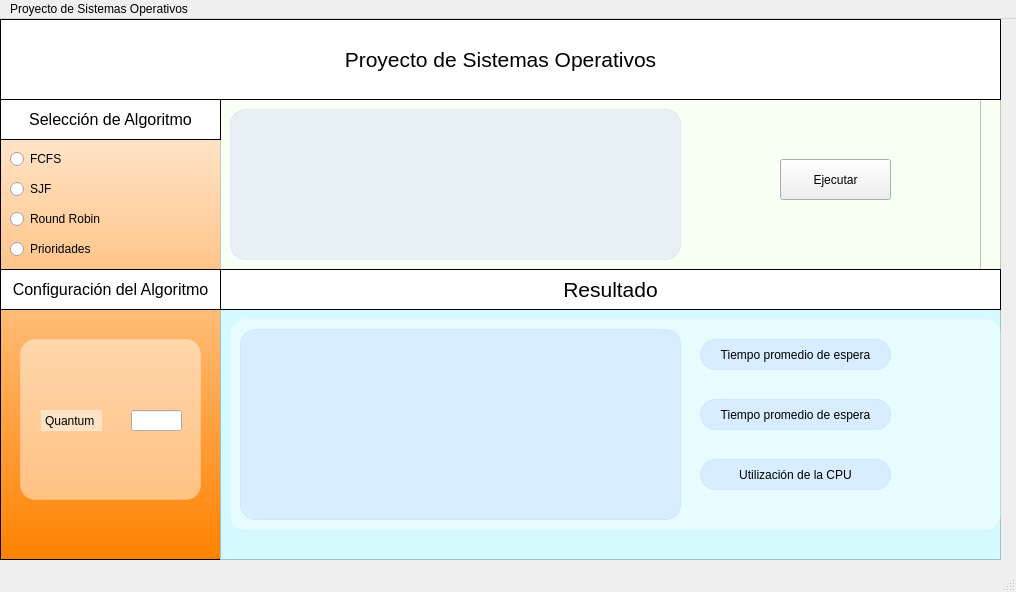
The window that mainwindow.ui (Sgontardo/proyecto-so) describes before a commit, drawn with Qt 5.
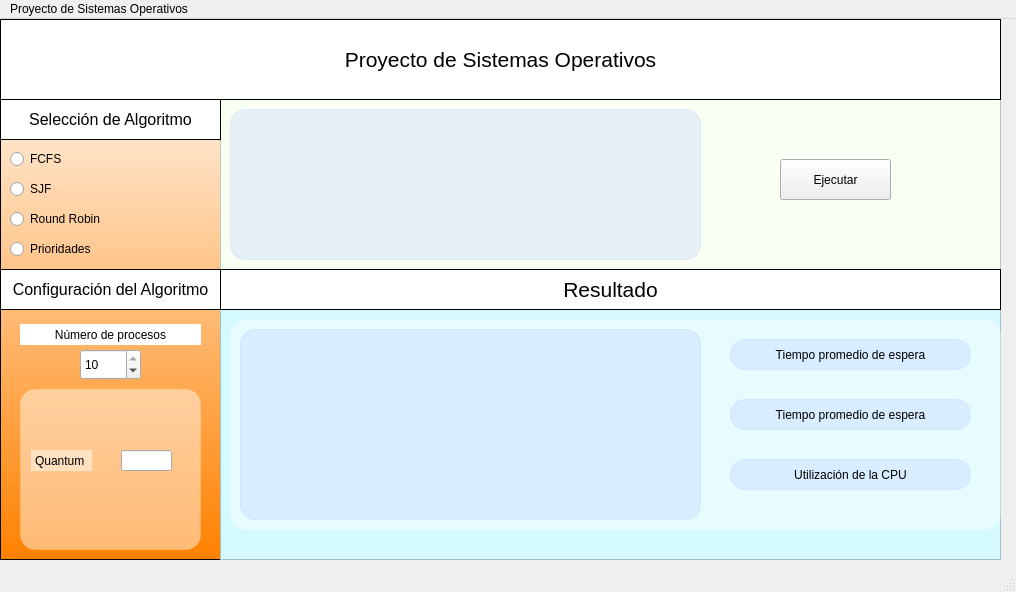
The same window after the commit. The open tabs and pages were chosen to show the change.

What changed in the file:
```diff
--- a/mainwindow.ui
+++ b/mainwindow.ui
@@ -58,7 +58,7 @@
        <rect>
         <x>0</x>
         <y>80</y>
-        <width>761</width>
+        <width>781</width>
         <height>171</height>
        </rect>
       </property>
@@ -86,7 +86,7 @@
         <rect>
          <x>10</x>
          <y>10</y>
-         <width>451</width>
+         <width>471</width>
          <height>151</height>
         </rect>
        </property>
@@ -260,7 +260,7 @@
      <property name="geometry">
       <rect>
        <x>20</x>
-       <y>320</y>
+       <y>370</y>
        <width>181</width>
        <height>161</height>
       </rect>
@@ -279,10 +279,10 @@
       <widget class="QWidget" name="roundRobinWidget" native="true">
        <property name="geometry">
         <rect>
-         <x>10</x>
-         <y>30</y>
-         <width>161</width>
-         <height>101</height>
+         <x>0</x>
+         <y>20</y>
+         <width>181</width>
+         <height>141</height>
         </rect>
        </property>
        <widget class="QLabel" name="label_quantum">
@@ -437,7 +437,7 @@
        <rect>
         <x>10</x>
         <y>10</y>
-        <width>441</width>
+        <width>461</width>
         <height>191</height>
        </rect>
       </property>
@@ -453,9 +453,9 @@
      <widget class="QLabel" name="label_avg_waiting_time">
       <property name="geometry">
        <rect>
-        <x>470</x>
+        <x>500</x>
         <y>80</y>
-        <width>191</width>
+        <width>241</width>
         <height>31</height>
        </rect>
       </property>
@@ -476,9 +476,9 @@
      <widget class="QLabel" name="label_avg_turnaround_time">
       <property name="geometry">
        <rect>
-        <x>470</x>
+        <x>500</x>
         <y>20</y>
-        <width>191</width>
+        <width>241</width>
         <height>31</height>
        </rect>
       </property>
@@ -499,9 +499,9 @@
      <widget class="QLabel" name="label_cpu_utilization">
       <property name="geometry">
        <rect>
-        <x>470</x>
+        <x>500</x>
         <y>140</y>
-        <width>191</width>
+        <width>241</width>
         <height>31</height>
        </rect>
       </property>
@@ -569,6 +569,48 @@
       <enum>QFrame::Shadow::Raised</enum>
      </property>
     </widget>
+    <widget class="QLabel" name="label_num_procesos">
+     <property name="geometry">
+      <rect>
+       <x>20</x>
+       <y>305</y>
+       <width>181</width>
+       <height>21</height>
+      </rect>
+     </property>
+     <property name="styleSheet">
+      <string notr="true">QFrame {
+	background-color: rgb(255, 255, 255);
+	border-radius: 15px;
+	border: 1px solid rgba(255, 255, 255, 0.15);
+}</string>
+     </property>
+     <property name="text">
+      <string>Número de procesos</string>
+     </property>
+     <property name="alignment">
+      <set>Qt::AlignmentFlag::AlignCenter</set>
+     </property>
+    </widget>
+    <widget class="QSpinBox" name="spinBox_num_procesos">
+     <property name="geometry">
+      <rect>
+       <x>80</x>
+       <y>330</y>
+       <width>61</width>
+       <height>31</height>
+      </rect>
+     </property>
+     <property name="minimum">
+      <number>2</number>
+     </property>
+     <property name="maximum">
+      <number>10</number>
+     </property>
+     <property name="value">
+      <number>10</number>
+     </property>
+    </widget>
     <zorder>frame_3</zorder>
     <zorder>frame_2</zorder>
     <zorder>label_seleccion_alg</zorder>
```
Left out of the diff: 18 changed lines with no effect on the pictures.
